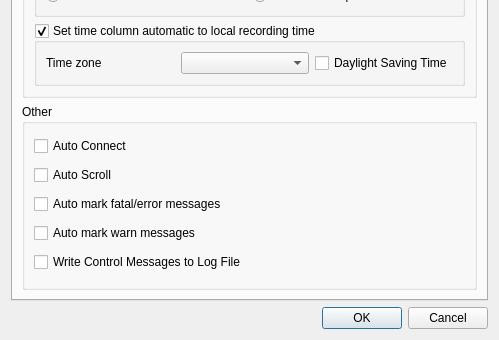
First picture: the form in src/settingsdialog.ui, repository COVESA/dlt-viewer, before the edit; both pictures show x 0 to 499 and y 359 to 699 of the 499 by 699 pixel window.
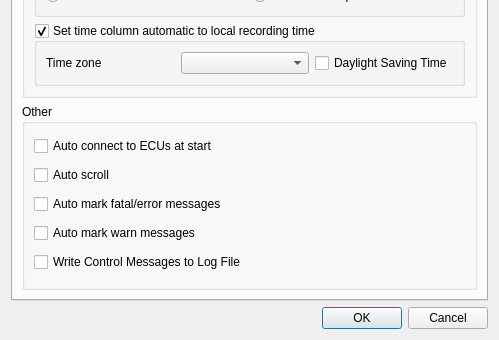
Second picture: the form after the edit. Icons and pictures are not drawn.

```diff
--- a/src/settingsdialog.ui
+++ b/src/settingsdialog.ui
@@ -403,14 +403,14 @@
           <item row="0" column="0">
            <widget class="QCheckBox" name="checkBoxAutoConnect">
             <property name="text">
-             <string>Auto Connect</string>
+             <string>Auto connect to ECUs at start</string>
             </property>
            </widget>
           </item>
           <item row="1" column="0">
            <widget class="QCheckBox" name="checkBoxAutoScroll">
             <property name="text">
-             <string>Auto Scroll</string>
+             <string>Auto scroll</string>
             </property>
            </widget>
           </item>
```
